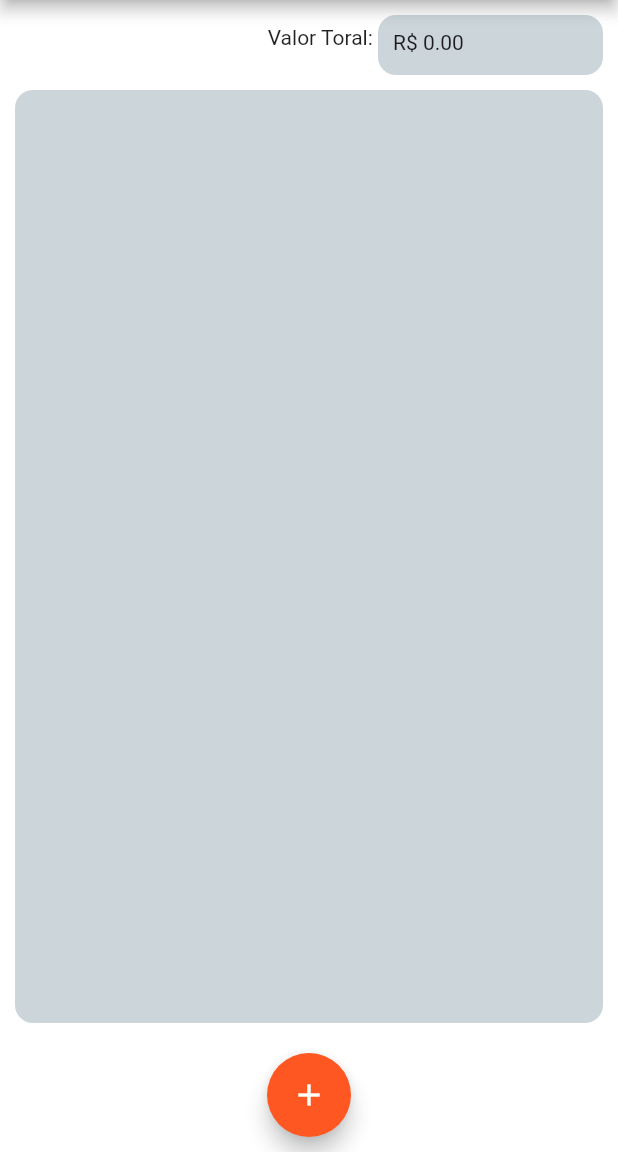
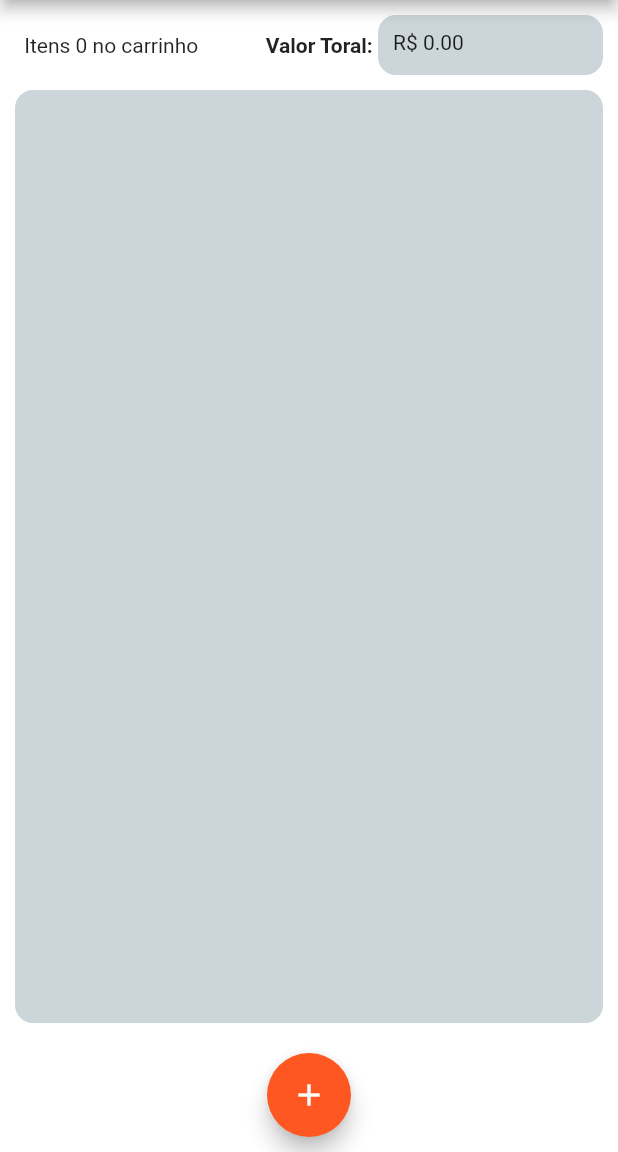
Before and after one commit to Julio-JC/lista_de_despesas, a Flutter app: the screen it shows after launch, on a phone screen of 412 x 824 dp, the part 84-1236 px from its top. Run offline on Flutter 3.47's test engine with Material 2 defaults, Android fonts, the phone set to English and light mode, and no system bars.

Commit message:
Corrigido a logica sobre o valor total

```diff
--- a/lista_de_despesas/lib/card_de_compra.dart
+++ b/lista_de_despesas/lib/card_de_compra.dart
@@ -90,7 +90,7 @@ class CardDeCompra extends StatelessWidget {
                   ),
                 ),
                 Padding(
-                  padding: const EdgeInsets.only(left: 170),
+                  padding: const EdgeInsets.only(left: 70),
                   child: IconButton(
                     onPressed: adicionarItem,
                     icon: const Icon(
@@ -102,7 +102,7 @@ class CardDeCompra extends StatelessWidget {
                 Padding(
                   padding: const EdgeInsets.only(left: 10),
                   child: Container(
-                    margin: const EdgeInsets.only(right: 10),
+                    margin: const EdgeInsets.only(right: 5),
                     child: Text(
                       'Qtdd:  $quantidade',
                     ),
--- a/lista_de_despesas/lib/home_page.dart
+++ b/lista_de_despesas/lib/home_page.dart
@@ -14,6 +14,15 @@ class HomePage extends StatefulWidget {
 
 class _HomePageState extends State<HomePage> {
   final List<ItemDaCompra> itens = [];
+  final ItemDaCompra itemDaCompra = ItemDaCompra(
+    id: '',
+    nomeDoItem: '',
+    valor: 0.00,
+    quantidade: 0,
+    estaNoCarrinho: false,
+  );
+
+  double valorTotal = 0.00;
 
   addTransacao(String nome, double valorItem) {
     final novoItem = ItemDaCompra(
@@ -25,6 +34,7 @@ class _HomePageState extends State<HomePage> {
 
     setState(() {
       itens.add(novoItem);
+      valorTotal += valorItem;
     });
 
     Navigator.of(context).pop();
@@ -65,7 +75,6 @@ class _HomePageState extends State<HomePage> {
     return total;
   }
 
-  double valorTotal = 0.00;
   double adicionarValorTotal(ItemDaCompra item) {
     setState(() {
       valorTotal += item.valor;
@@ -93,8 +102,19 @@ class _HomePageState extends State<HomePage> {
           Row(
             mainAxisAlignment: MainAxisAlignment.end,
             children: [
-              const Text(
-                'Valor Toral: ',
+              Padding(
+                padding: EdgeInsets.only(top: 10),
+                child: Text('Itens ${itens.length} no carrinho'),
+              ),
+              const SizedBox(
+                width: 45,
+              ),
+              const Padding(
+                padding: EdgeInsets.only(top: 10),
+                child: Text(
+                  'Valor Toral: ',
+                  style: TextStyle(fontWeight: FontWeight.w700),
+                ),
               ),
               Padding(
                 padding: const EdgeInsets.fromLTRB(0, 10, 10, 0),
@@ -123,7 +143,7 @@ class _HomePageState extends State<HomePage> {
                   child: ListView.builder(
                     itemCount: itens.length,
                     itemBuilder: (context, index) {
-                      final tr = itens[index];
+                      final ItemDaCompra tr = itens[index];
                       return CardDeCompra(
                         titulo: tr.nomeDoItem,
                         valor: tr.valor,
@@ -133,7 +153,6 @@ class _HomePageState extends State<HomePage> {
                         adicionarItem: () {
                           adicionarItemDoCard(tr);
                           adicionarValorTotal(tr);
-                          print('Acicionar item');
                         },
                         removerItem: () {
                           removerItemDoCard(tr);
--- a/lista_de_despesas/lib/main.dart
+++ b/lista_de_despesas/lib/main.dart
@@ -16,7 +16,7 @@ class MyApp extends StatelessWidget {
         appBarTheme: const AppBarTheme(
           color: Colors.deepOrange,
         ),
-        scaffoldBackgroundColor: Colors.white24,
+        scaffoldBackgroundColor: Colors.white,
       ),
       title: 'Lista de Despesas',
       home: const HomePage(),
```
